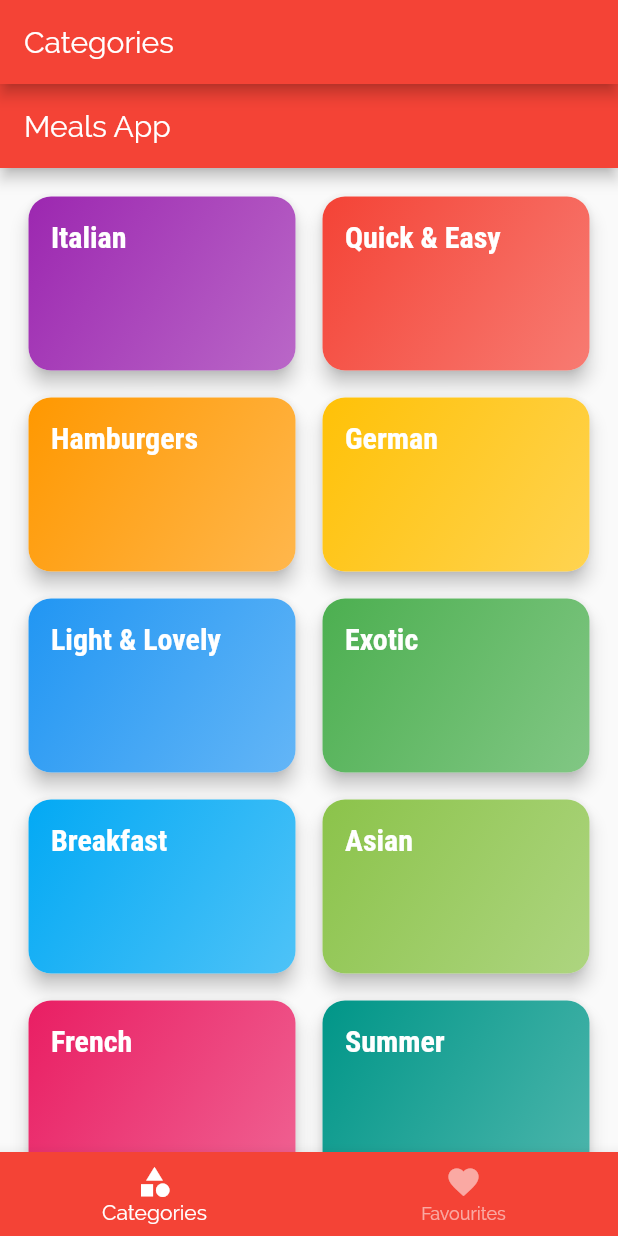
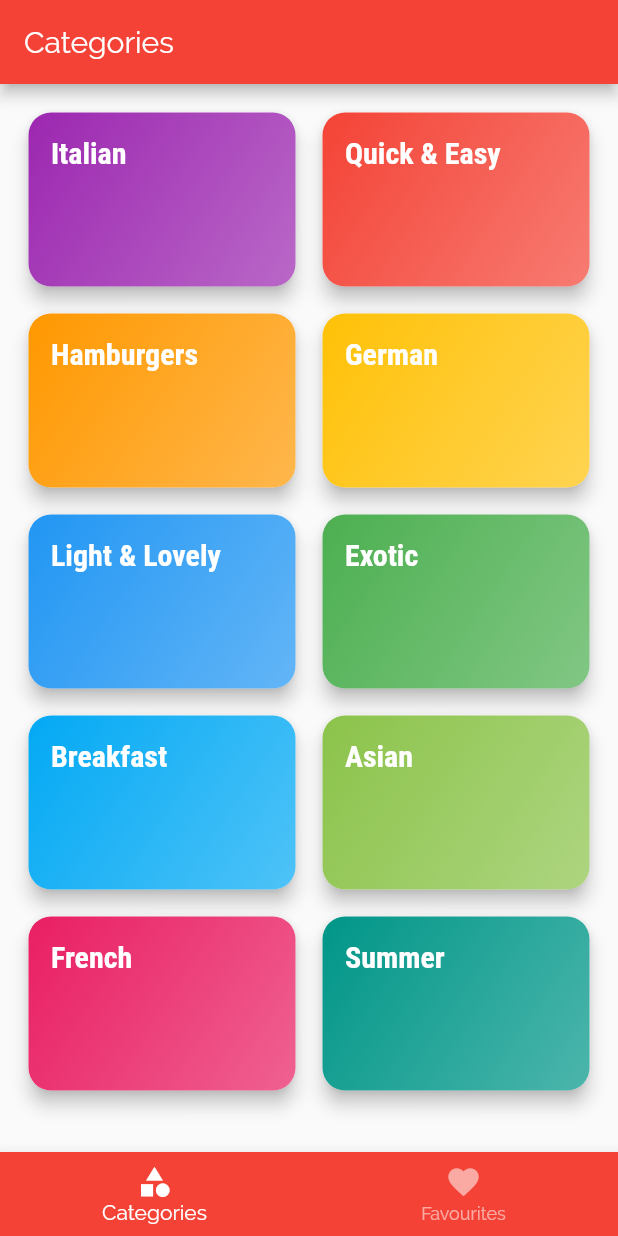
Before and after one commit to cyproto/udemy_flutter-and-dart_the-complete-guide, a Flutter app: the screen it shows after launch, on a phone screen of 412 x 824 dp. Run offline on Flutter 3.47's test engine with Material 2 defaults, Android fonts, the phone set to English and light mode, and no system bars; Roboto replaces fonts that are missing (RobotoCondensed).

Commit message:
meals_app: Remove scaffold and return GridView.

```diff
--- a/meals_app/lib/screens/categories_screen.dart
+++ b/meals_app/lib/screens/categories_screen.dart
@@ -6,11 +6,7 @@ import '../widgets/category_item.dart';
 class CategoriesScreen extends StatelessWidget {
   @override
   Widget build(BuildContext context) {
-    return Scaffold(
-      appBar: AppBar(
-        title: const Text('Meals App'),
-      ),
-      body: GridView(
+    return GridView(
         padding: EdgeInsets.all(15),
         children: DUMMY_CATEGORIES
             .map((categoryData) =>
@@ -21,7 +17,6 @@ class CategoriesScreen extends StatelessWidget {
             childAspectRatio: 3 / 2,
             crossAxisSpacing: 10,
             mainAxisSpacing: 10),
-      ),
     );
   }
 }
```
